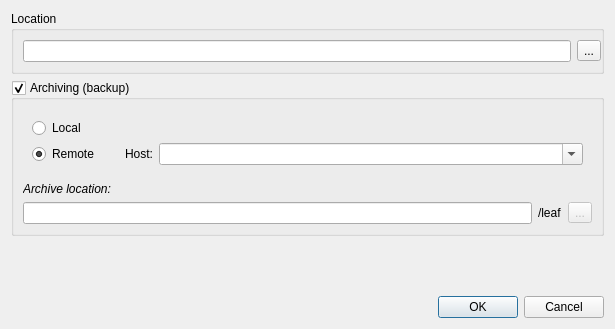
Before: the Qt Designer form src/App/NewBookDialog.ui in wagenadl/notedeln, drawn with Qt 5.
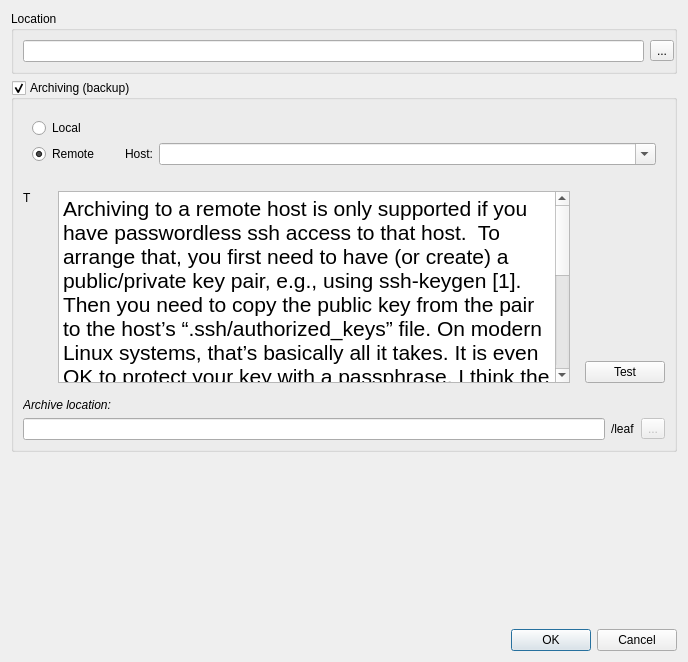
After: the same form once the commit is applied.

Commit message: Clone and new book dialogs now have text about ssh, and a "Test" button that is not yet functional.

```diff
--- a/src/App/NewBookDialog.ui
+++ b/src/App/NewBookDialog.ui
@@ -6,8 +6,8 @@
    <rect>
     <x>0</x>
     <y>0</y>
-    <width>615</width>
-    <height>329</height>
+    <width>688</width>
+    <height>662</height>
    </rect>
   </property>
   <property name="windowTitle">
@@ -176,6 +176,124 @@
         </layout>
        </widget>
       </item>
+      <item>
+       <widget class="QWidget" name="caution" native="true">
+        <layout class="QHBoxLayout" name="horizontalLayout_4">
+         <property name="leftMargin">
+          <number>0</number>
+         </property>
+         <property name="rightMargin">
+          <number>0</number>
+         </property>
+         <item>
+          <widget class="QWidget" name="widget_5" native="true">
+           <layout class="QVBoxLayout" name="verticalLayout_6">
+            <property name="leftMargin">
+             <number>0</number>
+            </property>
+            <property name="topMargin">
+             <number>0</number>
+            </property>
+            <property name="bottomMargin">
+             <number>0</number>
+            </property>
+            <item>
+             <widget class="QLabel" name="cautionIcon">
+              <property name="text">
+               <string>T</string>
+              </property>
+             </widget>
+            </item>
+            <item>
+             <spacer name="verticalSpacer_4">
+              <property name="orientation">
+               <enum>Qt::Vertical</enum>
+              </property>
+              <property name="sizeType">
+               <enum>QSizePolicy::MinimumExpanding</enum>
+              </property>
+              <property name="sizeHint" stdset="0">
+               <size>
+                <width>20</width>
+                <height>0</height>
+               </size>
+              </property>
+             </spacer>
+            </item>
+           </layout>
+          </widget>
+         </item>
+         <item>
+          <widget class="QTextEdit" name="textEdit">
+           <property name="sizePolicy">
+            <sizepolicy hsizetype="Expanding" vsizetype="MinimumExpanding">
+             <horstretch>0</horstretch>
+             <verstretch>200</verstretch>
+            </sizepolicy>
+           </property>
+           <property name="minimumSize">
+            <size>
+             <width>0</width>
+             <height>0</height>
+            </size>
+           </property>
+           <property name="readOnly">
+            <bool>true</bool>
+           </property>
+           <property name="html">
+            <string>&lt;!DOCTYPE HTML PUBLIC &quot;-//W3C//DTD HTML 4.0//EN&quot; &quot;http://www.w3.org/TR/REC-html40/strict.dtd&quot;&gt;
+&lt;html&gt;&lt;head&gt;&lt;meta name=&quot;qrichtext&quot; content=&quot;1&quot; /&gt;&lt;style type=&quot;text/css&quot;&gt;
+p, li { white-space: pre-wrap; }
+&lt;/style&gt;&lt;/head&gt;&lt;body style=&quot; font-family:'Sans'; font-size:16pt; font-weight:400; font-style:normal;&quot;&gt;
+&lt;p style=&quot; margin-top:0px; margin-bottom:0px; margin-left:0px; margin-right:0px; -qt-block-indent:0; text-indent:0px;&quot;&gt;Archiving to a remote host is only supported if you have passwordless ssh access to that host.  To arrange that, you first need to have (or create) a public/private key pair, e.g., using ssh-keygen [1]. Then you need to copy the public key from the pair to the host’s “.ssh/authorized_keys” file. On modern Linux systems, that’s basically all it takes. It is even OK to protect your key with a passphrase. I think the same goes for Mac OS. On Windows, you will also need Pageant [2] (see [3] for more info) or something similar to make sure the key gets used.&lt;/p&gt;
+&lt;p style=&quot;-qt-paragraph-type:empty; margin-top:0px; margin-bottom:0px; margin-left:0px; margin-right:0px; -qt-block-indent:0; text-indent:0px;&quot;&gt;&lt;br /&gt;&lt;/p&gt;
+&lt;p style=&quot; margin-top:0px; margin-bottom:0px; margin-left:0px; margin-right:0px; -qt-block-indent:0; text-indent:0px;&quot;&gt;[1] https://help.ubuntu.com/community/SSH/OpenSSH/Keys&lt;/p&gt;
+&lt;p style=&quot; margin-top:0px; margin-bottom:0px; margin-left:0px; margin-right:0px; -qt-block-indent:0; text-indent:0px;&quot;&gt;[2] http://www.chiark.greenend.org.uk/~sgtatham/putty/download.html&lt;/p&gt;
+&lt;p style=&quot; margin-top:0px; margin-bottom:0px; margin-left:0px; margin-right:0px; -qt-block-indent:0; text-indent:0px;&quot;&gt;[3] http://the.earth.li/~sgtatham/putty/0.58/htmldoc/Chapter9.html&lt;/p&gt;&lt;/body&gt;&lt;/html&gt;</string>
+           </property>
+          </widget>
+         </item>
+         <item>
+          <widget class="QWidget" name="widget_7" native="true">
+           <layout class="QVBoxLayout" name="verticalLayout_5">
+            <property name="spacing">
+             <number>0</number>
+            </property>
+            <property name="topMargin">
+             <number>0</number>
+            </property>
+            <property name="rightMargin">
+             <number>0</number>
+            </property>
+            <property name="bottomMargin">
+             <number>0</number>
+            </property>
+            <item>
+             <spacer name="verticalSpacer_3">
+              <property name="orientation">
+               <enum>Qt::Vertical</enum>
+              </property>
+              <property name="sizeHint" stdset="0">
+               <size>
+                <width>20</width>
+                <height>0</height>
+               </size>
+              </property>
+             </spacer>
+            </item>
+            <item>
+             <widget class="QPushButton" name="test">
+              <property name="text">
+               <string>Test</string>
+              </property>
+             </widget>
+            </item>
+           </layout>
+          </widget>
+         </item>
+        </layout>
+       </widget>
+      </item>
       <item>
        <widget class="QLabel" name="label_3">
         <property name="font">
```
Left out of the diff: 46 changed lines with no effect on the pictures. The commit also changes 3 other files.
